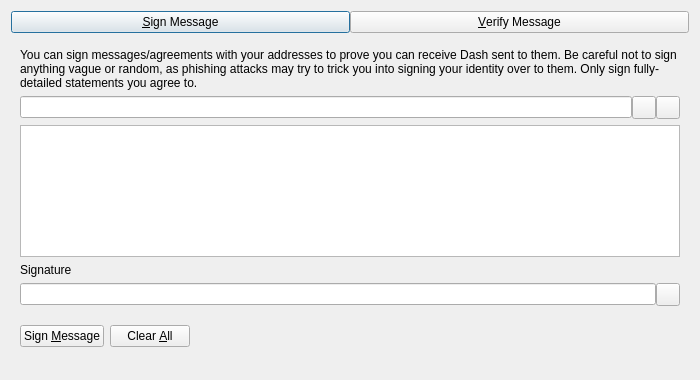
Above: src/qt/forms/signverifymessagedialog.ui from akshaynexus/pigeoncoin-dash before the change. Below: the same form after it.
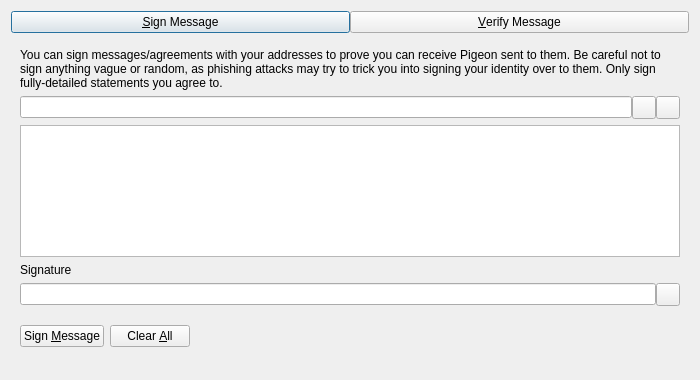
That is the form after the change. Custom widgets are drawn as their Qt base class.

Commit message: Rebrand from dash to pigeon on leftover code

```diff
--- a/src/qt/forms/signverifymessagedialog.ui
+++ b/src/qt/forms/signverifymessagedialog.ui
@@ -63,7 +63,7 @@
        <item>
         <widget class="QLabel" name="infoLabel_SM">
          <property name="text">
-          <string>You can sign messages/agreements with your addresses to prove you can receive Dash sent to them. Be careful not to sign anything vague or random, as phishing attacks may try to trick you into signing your identity over to them. Only sign fully-detailed statements you agree to.</string>
+          <string>You can sign messages/agreements with your addresses to prove you can receive Pigeon sent to them. Be careful not to sign anything vague or random, as phishing attacks may try to trick you into signing your identity over to them. Only sign fully-detailed statements you agree to.</string>
          </property>
          <property name="textFormat">
           <enum>Qt::PlainText</enum>
```
The commit also changes 249 other files.
